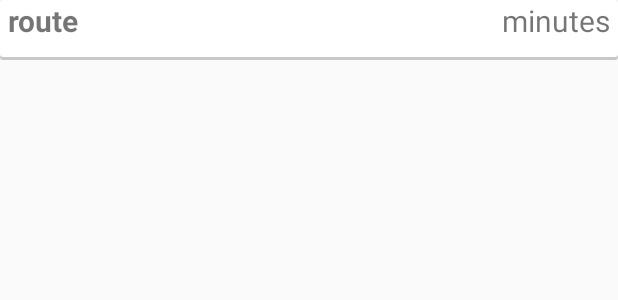
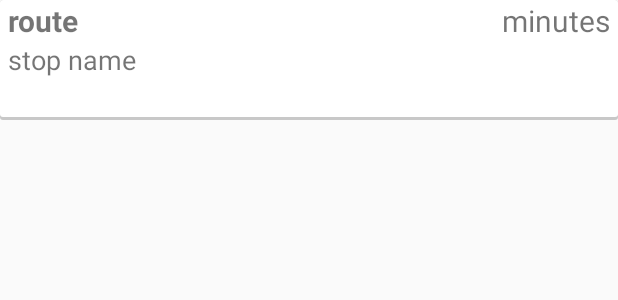
Before and after one commit to cjmaier2/CTA-Stop-Picker, an Android app: the layout prediction_layout.xml on its own in the app's theme, with its tools: preview values and no code run, on a phone screen of 412 x 824 dp. Shown: the top 300 px of the screen. Run offline under Robolectric (Android 15) with nearby library versions, the phone set to English and light mode, and no system bars.

Commit message:
added stop name to prediction_layout

```diff
--- a/app/src/main/java/cjm/ctastoppicker/PredictionAdapter.java
+++ b/app/src/main/java/cjm/ctastoppicker/PredictionAdapter.java
@@ -44,8 +44,10 @@ public class PredictionAdapter extends BaseAdapter {
             predictionView = inflater.inflate(R.layout.prediction_layout, null);
             TextView routeView = (TextView) predictionView.findViewById(R.id.route);
             TextView minutesText = (TextView) predictionView.findViewById(R.id.minutes);
+            TextView stopText = (TextView) predictionView.findViewById(R.id.stop);
             routeView.setText(curPrediction.routeNumber);
             minutesText.setText(curPrediction.timeRemaining.toString()+"m");
+            stopText.setText(curPrediction.stopName);
         } else {
             predictionView = convertView;
         }
--- a/app/src/main/res/layout/prediction_layout.xml
+++ b/app/src/main/res/layout/prediction_layout.xml
@@ -5,7 +5,7 @@
     <ImageView
         android:id="@+id/card_bg"
         android:layout_width="match_parent"
-        android:layout_height="40dp"
+        android:layout_height="80dp"
         android:src="@drawable/card_bg"/>
 
     <TextView
@@ -13,12 +13,11 @@
         android:layout_width="wrap_content"
         android:layout_height="wrap_content"
         android:layout_alignParentLeft="true"
+        android:layout_alignParentStart="true"
         android:textSize="20sp"
         android:textStyle="bold"
         android:text="route"
-        android:layout_alignLeft="@id/card_bg"
         android:layout_alignTop="@id/card_bg"
-        android:layout_alignBottom="@id/card_bg"
         android:layout_marginLeft="5dp"/>
 
     <TextView
@@ -26,11 +25,21 @@
         android:layout_width="wrap_content"
         android:layout_height="wrap_content"
         android:layout_alignParentRight="true"
+        android:layout_alignParentEnd="true"
         android:textSize="20sp"
         android:text="minutes"
         android:layout_alignTop="@id/card_bg"
-        android:layout_alignRight="@id/card_bg"
-        android:layout_alignBottom="@id/card_bg"
         android:layout_marginRight="5dp"/>
 
+    <TextView
+        android:id="@+id/stop"
+        android:layout_width="wrap_content"
+        android:layout_height="wrap_content"
+        android:textSize="18sp"
+        android:text="stop name"
+        android:layout_below="@+id/route"
+        android:layout_alignParentLeft="true"
+        android:layout_alignParentStart="true"
+        android:layout_marginLeft="5dp"/>
+
 </RelativeLayout>
```
